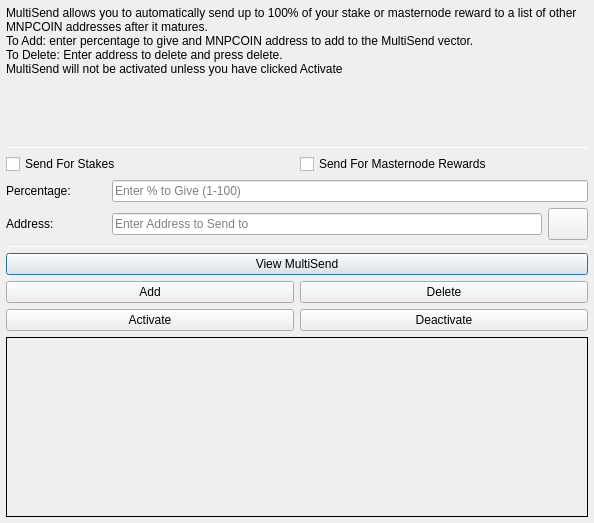
MasterNodesPro/MNPCoin, file src/qt/forms/multisenddialog.ui: the form before one commit.
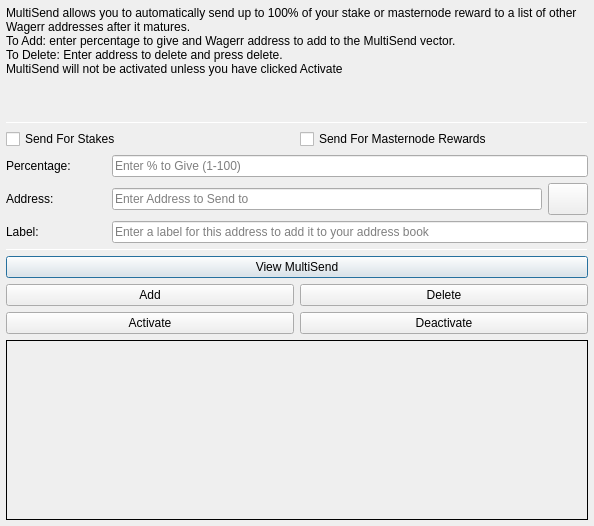
The form after the commit. Icons and pictures are not drawn.

The edit to the form file:
```diff
--- a/src/qt/forms/multisenddialog.ui
+++ b/src/qt/forms/multisenddialog.ui
@@ -10,7 +10,7 @@
     <x>0</x>
     <y>0</y>
     <width>594</width>
-    <height>523</height>
+    <height>526</height>
    </rect>
   </property>
   <property name="windowTitle">
@@ -30,15 +30,15 @@
     <number>6</number>
    </property>
    <item>
-    <layout class="QVBoxLayout" name="verticalLayout_Main" stretch="1,1,1,1,1,1">
+    <layout class="QVBoxLayout" name="verticalLayout_Main" stretch="1,1,1,0,1,1,1">
      <item>
       <widget class="QLabel" name="label_2">
        <property name="lineWidth">
         <number>1</number>
        </property>
        <property name="text">
-        <string>MultiSend allows you to automatically send up to 100% of your stake or masternode reward to a list of other MNPCOIN addresses after it matures.
-To Add: enter percentage to give and MNPCOIN address to add to the MultiSend vector.
+        <string>MultiSend allows you to automatically send up to 100% of your stake or masternode reward to a list of other Wagerr addresses after it matures.
+To Add: enter percentage to give and Wagerr address to add to the MultiSend vector.
 To Delete: Enter address to delete and press delete.
 MultiSend will not be activated unless you have clicked Activate</string>
        </property>
@@ -177,6 +177,30 @@
        </item>
       </layout>
      </item>
+     <item>
+      <layout class="QHBoxLayout" name="horizontalLayout_3">
+       <item>
+        <widget class="QLabel" name="label_3">
+         <property name="minimumSize">
+          <size>
+           <width>100</width>
+           <height>0</height>
+          </size>
+         </property>
+         <property name="text">
+          <string>Label:</string>
+         </property>
+        </widget>
+       </item>
+       <item>
+        <widget class="QLineEdit" name="labelAddressLabelEdit">
+         <property name="placeholderText">
+          <string>Enter a label for this address to add it to your address book</string>
+         </property>
+        </widget>
+       </item>
+      </layout>
+     </item>
      <item>
       <widget class="Line" name="line_2">
        <property name="minimumSize">
```
Left out of the diff: 2 changed lines with no effect on the pictures.
